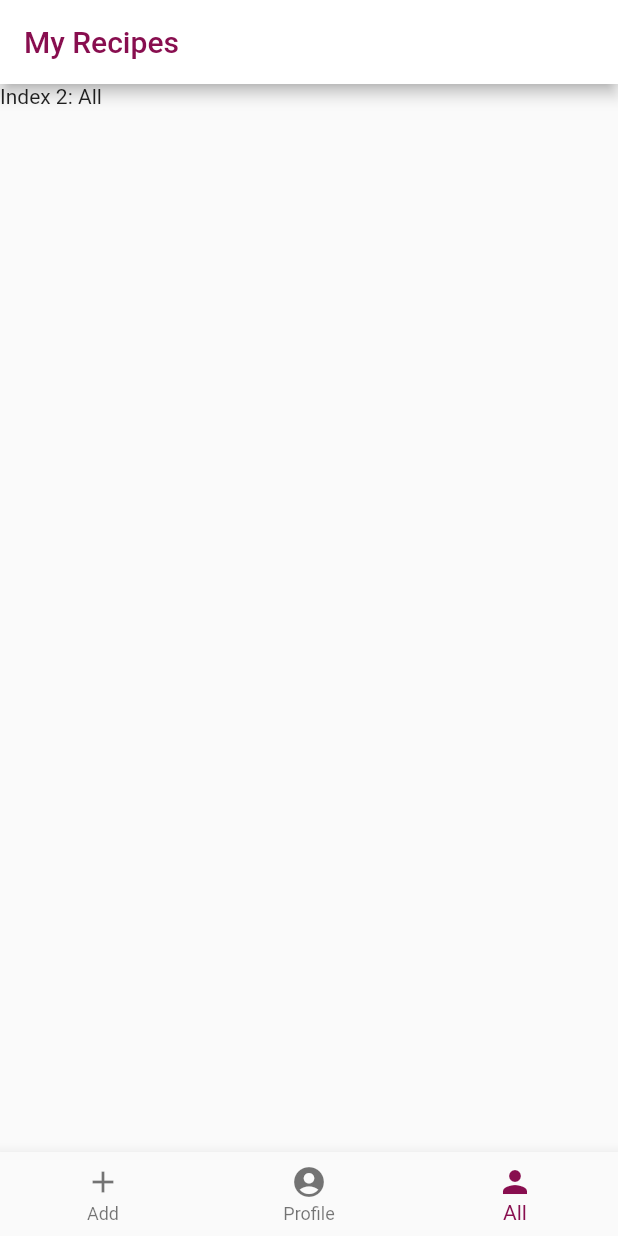
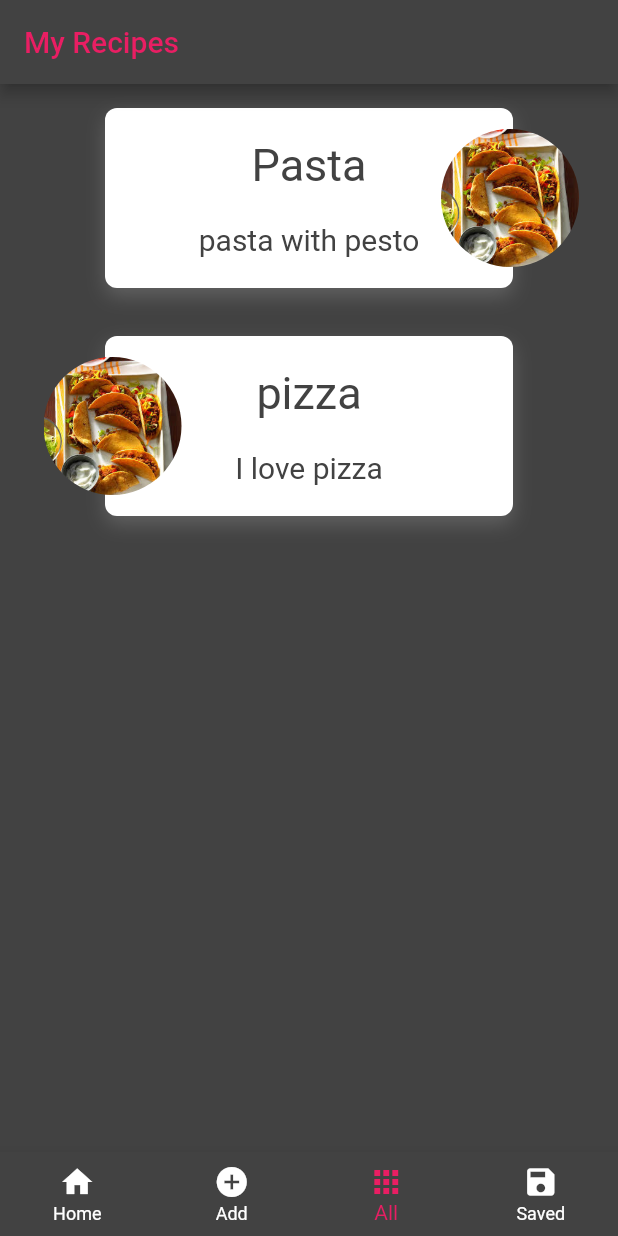
Before and after one commit to DanielleZror/myFlutterRecipeApp, a Flutter app: the screen it shows after launch, item 3 of the bottom bar chosen, on a phone screen of 412 x 824 dp. Run offline on Flutter 3.47's test engine with Material 2 defaults, Android fonts, the light colour scheme and no system bars.

Commit message:
all recipes page

```diff
--- /dev/null
+++ b/lib/AllRecipesPage.dart
@@ -0,0 +1,19 @@
+import 'package:flutter/material.dart';
+import './CardRow.dart';
+import './data.dart';
+
+class AllRecipesPage extends StatelessWidget {
+  var data = Data.getData;
+  @override
+  Widget build(BuildContext context) {
+    return Scaffold(
+      backgroundColor: Colors.grey[800],
+      body: Column(
+        children: <Widget>[
+          CardRow(data[0], 0),
+          CardRow(data[1], 1),
+        ],
+      ),
+    );
+  }
+}
--- /dev/null
+++ b/lib/CardRow.dart
@@ -0,0 +1,86 @@
+import 'package:flutter/material.dart';
+
+class CardRow extends StatelessWidget {
+  final data;
+  final index;
+  CardRow(this.data, this.index);
+  @override
+  Widget build(BuildContext context) {
+    return Container(
+        height: 120.0,
+        margin: const EdgeInsets.symmetric(
+          vertical: 16.0,
+          horizontal: 24.0,
+        ),
+        child: Stack(
+          children: <Widget>[
+            card(data),
+            planetThumbnail(),
+          ],
+        ));
+  }
+
+  Widget planetThumbnail() {
+    return Container(
+      margin: (index % 2 == 0)
+          ? const EdgeInsets.only(left: 270.0)
+          : const EdgeInsets.only(left: 5.0),
+//      margin: const EdgeInsets.only(left: 270.0),
+//      margin: EdgeInsets.symmetric(vertical: 16.0),
+      alignment: FractionalOffset.centerLeft,
+      child: ClipOval(
+        child: Image(
+          image: AssetImage("Images/food.jpg"),
+          height: 92.0,
+          width: 92.0,
+          fit: BoxFit.cover,
+        ),
+      ),
+    );
+  }
+
+  Widget card(data) {
+    return Container(
+      height: 124.0,
+      width: double.maxFinite,
+      margin: EdgeInsets.only(left: 46.0, right: 46),
+      decoration: BoxDecoration(
+        color: Colors.white,
+        shape: BoxShape.rectangle,
+        borderRadius: BorderRadius.circular(8.0),
+        boxShadow: <BoxShadow>[
+          BoxShadow(
+            color: Colors.grey[700],
+            blurRadius: 10.0,
+            offset: Offset(0.0, 5.0),
+          ),
+        ],
+      ),
+      child: Column(
+        mainAxisAlignment: MainAxisAlignment.spaceEvenly,
+        children: <Widget>[
+          RichText(
+            textAlign: TextAlign.center,
+            text: TextSpan(
+              text: '${data['name']}',
+              style: TextStyle(
+                color: Colors.grey[800],
+                fontSize: 30,
+              ),
+            ),
+          ),
+          RichText(
+            textAlign: TextAlign.center,
+            text: TextSpan(
+              text: '${data['value']}',
+              style: TextStyle(
+                color: Colors.grey[800],
+                fontSize: 20,
+              ),
+            ),
+          ),
+        ],
+      ),
+    );
+  }
+}
--- a/lib/HomePage.dart
+++ b/lib/HomePage.dart
@@ -1,11 +1,130 @@
 import 'package:flutter/material.dart';
+import './data.dart';
 
 class HomePage extends StatelessWidget {
+  var cryptoData = Data.getData;
   @override
   Widget build(BuildContext context) {
-    return Container(
-      padding: EdgeInsets.all(25.0),
-      child: Text('Home'),
+    return MaterialApp(
+        home: Scaffold(
+            body: Container(
+      child: Column(
+        mainAxisSize: MainAxisSize.max,
+        mainAxisAlignment: MainAxisAlignment.start,
+        children: <Widget>[
+          Expanded(
+            child: ListView.builder(
+// scrollDirection: Axis.horizontal,
+                itemCount: cryptoData.length,
+                itemBuilder: (context, index) {
+                  return Container(
+                    padding: EdgeInsets.fromLTRB(10, 10, 10, 0),
+                    height: 200,
+                    width: double.maxFinite,
+                    child: Card(
+                      elevation: 5,
+                      child: Container(
+                        decoration: BoxDecoration(
+                          border: Border(
+                            top: BorderSide(
+                                width: 2.0,
+                                color: cryptoData[index]['iconColor']),
+                          ),
+                          color: Colors.white,
+                        ),
+                        child: Padding(
+                          padding: EdgeInsets.all(7),
+                          child: Stack(children: <Widget>[
+                            Align(
+                              alignment: Alignment.centerRight,
+                              child: Stack(
+                                children: <Widget>[
+                                  Padding(
+                                      padding: const EdgeInsets.only(
+                                          left: 10, top: 5),
+                                      child: Column(
+                                        children: <Widget>[
+                                          Row(
+                                            children: <Widget>[
+                                              cryptoIcon(cryptoData[index]),
+                                              SizedBox(
+                                                height: 10,
+                                              ),
+                                              cryptoNameSymbol(
+                                                  cryptoData[index]),
+                                              Spacer(),
+                                            ],
+                                          ),
+                                          Row(
+                                            children: <Widget>[
+                                              cryptoAmount(cryptoData[index])
+                                            ],
+                                          )
+                                        ],
+                                      ))
+                                ],
+                              ),
+                            )
+                          ]),
+                        ),
+                      ),
+                    ),
+                  );
+                }),
+          ),
+        ],
+      ),
+    )));
+  }
+
+  Widget cryptoIcon(data) {
+    return Padding(
+      padding: const EdgeInsets.only(left: 15.0),
+      child: Align(
+          alignment: Alignment.centerLeft,
+          child: Icon(
+            data['icon'],
+            color: data['iconColor'],
+            size: 40,
+          )),
+    );
+  }
+
+  Widget cryptoNameSymbol(data) {
+    return Align(
+      alignment: Alignment.centerLeft,
+      child: RichText(
+        text: TextSpan(
+          text: '${data['name']}',
+          style: TextStyle(
+              fontWeight: FontWeight.bold,
+              color: Colors.grey[800],
+              fontSize: 30),
+        ),
+      ),
+    );
+  }
+
+  Widget cryptoAmount(data) {
+    return Align(
+      alignment: Alignment.centerLeft,
+      child: Padding(
+        padding: const EdgeInsets.only(left: 20.0),
+        child: Row(
+          children: <Widget>[
+            RichText(
+              textAlign: TextAlign.left,
+              text: TextSpan(
+                text: '\n${data['value']}',
+                style: TextStyle(
+                  color: Colors.grey[800],
+                  fontSize: 20,
+                ),
+              ),
+            ),
+          ],
+        ),
+      ),
     );
   }
 }
--- /dev/null
+++ b/lib/data.dart
@@ -0,0 +1,18 @@
+import 'package:flutter/material.dart';
+
+class Data {
+  static final getData = [
+    {
+      'name': 'Pasta',
+      'icon': Icons.fastfood,
+      'iconColor': Colors.pink,
+      'value': 'pasta with pesto',
+    },
+    {
+      'name': 'pizza',
+      'icon': Icons.home,
+      'iconColor': Colors.pink,
+      'value': 'I love pizza'
+    },
+  ];
+}
--- a/lib/main.dart
+++ b/lib/main.dart
@@ -1,5 +1,6 @@
 import 'package:flutter/material.dart';
 import './HomePage.dart';
+import './AllRecipesPage.dart';
 
 void main() {
   runApp(MyApp());
@@ -13,7 +14,7 @@ class MyApp extends StatefulWidget {
 }
 
 const MaterialColor pink = const MaterialColor(
-  0xFF880E4F,
+  0XFFE91E63,
   const <int, Color>{
     50: const Color(0xFF880E4F),
     100: const Color(0xFF880E4F),
@@ -32,8 +33,9 @@ class MyAppState extends State<MyApp> {
   int _selectedPage = 0;
   final _pageOptions = [
     HomePage(),
-    Text('Index 1: Profile'),
-    Text('Index 2: All'),
+    Text('Index 1: add'),
+    AllRecipesPage(),
+    Text('Index 3: Saved'),
   ];
 
   @override
@@ -47,13 +49,16 @@ class MyAppState extends State<MyApp> {
         appBar: AppBar(
           title: Text(
             'My Recipes',
-            style: TextStyle(color: Colors.pink[900]),
+            style: TextStyle(color: Colors.pink),
           ),
-          backgroundColor: Colors.white,
+          backgroundColor: Colors.grey[800],
         ),
         body: _pageOptions[_selectedPage],
         bottomNavigationBar: BottomNavigationBar(
+          type: BottomNavigationBarType.fixed,
+          backgroundColor: Colors.grey[800],
           currentIndex: _selectedPage,
+          unselectedItemColor: Colors.white,
           onTap: (int index) {
             setState(() {
               _selectedPage = index;
@@ -61,17 +66,21 @@ class MyAppState extends State<MyApp> {
           },
           items: [
             BottomNavigationBarItem(
-              icon: Icon(Icons.add),
+              icon: Icon(Icons.home),
+              title: Text('Home'),
+            ),
+            BottomNavigationBarItem(
+              icon: Icon(Icons.add_circle),
               title: Text('Add'),
             ),
             BottomNavigationBarItem(
-              icon: Icon(Icons.account_circle),
-              title: Text('Profile'),
+              icon: Icon(Icons.apps),
+              title: Text('All'),
             ),
             BottomNavigationBarItem(
-              icon: Icon(Icons.person),
-              title: Text('All'),
-            )
+              icon: Icon(Icons.save),
+              title: Text('Saved'),
+            ),
           ],
         ),
       ),
--- a/pubspec.yaml
+++ b/pubspec.yaml
@@ -45,8 +45,8 @@ flutter:
   uses-material-design: true
 
   # To add assets to your application, add an assets section, like this:
-  # assets:
-  #   - images/a_dot_burr.jpeg
+  assets:
+   - Images/
   #   - images/a_dot_ham.jpeg
 
   # An image asset can refer to one or more resolution-specific "variants", see
```
Also changed, not shown: Images/food.jpg (added).
